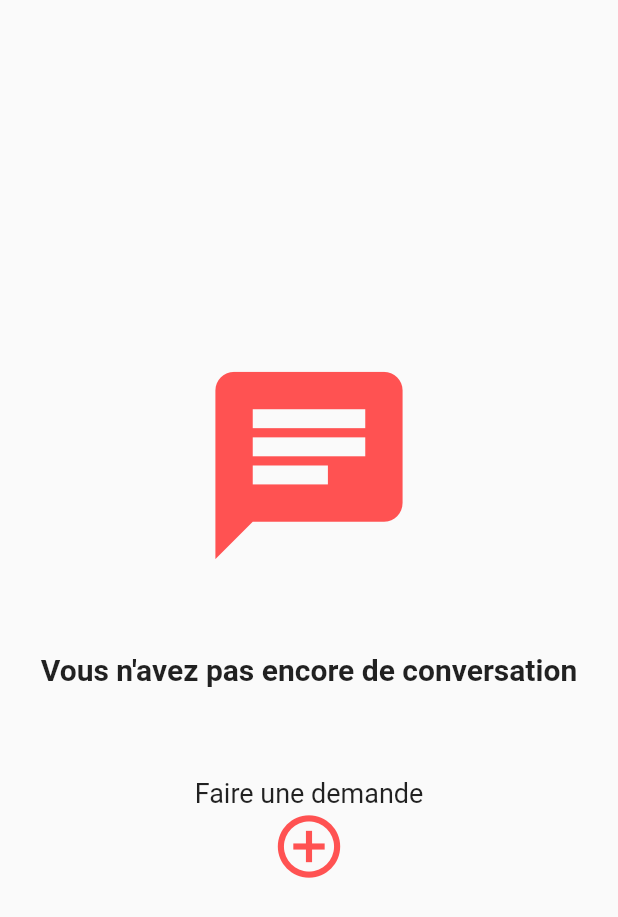
After one commit to PA-Redo/mobile, a Flutter app: the ChatListScreen screen opened directly, on a phone screen of 412 x 824 dp. The commit adds this screen. Shown: the top 917 px of the screen. Run offline on Flutter 3.47's test engine with Material 2 defaults, Android fonts, the phone set to English and light mode, and no system bars; our stand-ins replace bloc, equatable, flutter_bloc, flutter_dotenv, flutter_secure_storage, form_field_validator and 2 more; missing offline and left inert: dart:ffi, flutter_stripe; accounts and stored records are empty; generated files the repository leaves out were written again; network calls fail.

Commit message:
init de la page pour les chats

```diff
--- a/lib/flows/account/ui/account_screen.dart
+++ b/lib/flows/account/ui/account_screen.dart
@@ -3,6 +3,7 @@ import 'package:pa_mobile/core/model/address/address_dto.dart';
 import 'package:pa_mobile/core/model/beneficiary/beneficiary_response_dto.dart';
 import 'package:pa_mobile/core/model/local_unit/local_unit_response_dto.dart';
 import 'package:pa_mobile/flows/account/ui/modify_profile_screen.dart';
+import 'package:pa_mobile/flows/chat/chat_list_screen.dart';
 import 'package:pa_mobile/flows/event/ui/event_calendar_screen.dart';
 import 'package:pa_mobile/flows/account/logic/account.dart';
 import 'package:pa_mobile/flows/home/ui/home_screen.dart';
@@ -75,6 +76,10 @@ class _AccountScreenState extends State<AccountScreen> {
             icon: Icon(Icons.person),
             label: 'Profile',
           ),
+          BottomNavigationBarItem(
+            icon: Icon(Icons.chat),
+            label: 'Chat',
+          ),
         ],
       ),
     );
@@ -85,7 +90,9 @@ class _AccountScreenState extends State<AccountScreen> {
       return const EventScreen();
     } else if (_screenIndex == 1) {
       return getProfile();
-    } else {
+    } else if (_screenIndex == 2) {
+      return const ChatListScreen();
+    }else {
       return const Text('Error');
     }
   }
@@ -194,7 +201,7 @@ class _AccountScreenState extends State<AccountScreen> {
                       ),
                       readOnly: true,
                       controller: TextEditingController(
-                        text: '${beneficiary.solde/100}€',
+                        text: '${beneficiary.solde / 100}€',
                       ),
                       focusNode: AlwaysDisabledFocusNode(),
                     ),
@@ -216,7 +223,8 @@ class _AccountScreenState extends State<AccountScreen> {
                       ),
                       readOnly: true,
                       controller: TextEditingController(
-                        text: '${beneficiary.lastName} ${beneficiary.firstName}',
+                        text:
+                            '${beneficiary.lastName} ${beneficiary.firstName}',
                       ),
                       focusNode: AlwaysDisabledFocusNode(),
                     ),
@@ -298,6 +306,8 @@ class _AccountScreenState extends State<AccountScreen> {
         title = 'Evenements';
       } else if (_screenIndex == 1) {
         title = 'Profile';
+      } else if (_screenIndex == 2) {
+        title = 'Chat';
       } else {
         title = 'Error';
       }
--- /dev/null
+++ b/lib/flows/chat/chat_list_screen.dart
@@ -0,0 +1,46 @@
+import 'package:flutter/material.dart';
+
+class ChatListScreen extends StatelessWidget {
+  const ChatListScreen({Key? key}) : super(key: key);
+
+  static const routeName = '/chat-list';
+
+  @override
+  Widget build(BuildContext context) {
+    return const Scaffold(
+      body: Center(
+        child: Column(
+          mainAxisAlignment: MainAxisAlignment.center,
+          children: [
+            Icon(
+              Icons.chat,
+              color: Colors.redAccent,
+              size: 150,
+            ),
+            SizedBox(height: 50),
+            Text(
+              'Vous n\'avez pas encore de conversation',
+              style: TextStyle(
+                fontSize: 20,
+                fontWeight: FontWeight.bold,
+              ),
+            ),
+            SizedBox(height: 60),
+            //icon pour ajouter un conversation
+            Text(
+              'Faire une demande',
+              style: TextStyle(
+                fontSize: 18,
+              ),
+            ),
+            Icon(
+              Icons.add_circle_outline_outlined,
+              color: Colors.redAccent,
+              size: 50,
+            )
+          ],
+        ),
+      ),
+    );
+  }
+}
```
